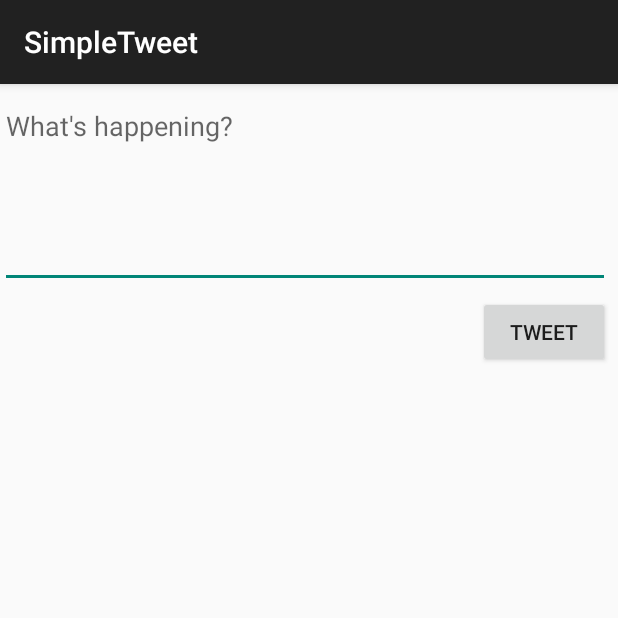
After one commit to AndrejsinD/twitter, an Android app: the ComposeActivity screen opened directly, with no data from a screen before it, on a phone screen of 412 x 824 dp, the top half of it. The commit adds this screen. Run offline under Robolectric (Android 15) with nearby library versions, the phone set to English and light mode, and no system bars; our stand-ins replace Room's generated code; libraries missing offline, so code that uses them is left out: com.codepath.asynchttpclient, com.facebook.stetho, org.parceler; 1 statement that could not run was skipped.

Commit message:
Finished required stories + walkthrough

```diff
--- a/app/build.gradle
+++ b/app/build.gradle
@@ -52,4 +52,7 @@ dependencies {
     implementation 'com.facebook.stetho:stetho:1.5.1'
     implementation 'androidx.recyclerview:recyclerview:1.1.0'
     implementation 'androidx.swiperefreshlayout:swiperefreshlayout:1.0.0'
+
+    implementation 'org.parceler:parceler-api:1.1.12'
+    annotationProcessor 'org.parceler:parceler:1.1.12'
 }
--- a/app/src/main/AndroidManifest.xml
+++ b/app/src/main/AndroidManifest.xml
@@ -13,7 +13,8 @@
         android:icon="@drawable/ic_launcher"
         android:label="@string/app_name"
         android:theme="@style/AppTheme">
-        <activity android:name=".TimelineActivity"></activity>
+        <activity android:name=".ComposeActivity"></activity>
+        <activity android:name=".TimelineActivity" />
         <activity
             android:name=".LoginActivity"
             android:label="@string/app_name"
--- /dev/null
+++ b/app/src/main/java/com/codepath/apps/restclienttemplate/ComposeActivity.java
@@ -0,0 +1,83 @@
+package com.codepath.apps.restclienttemplate;
+
+import androidx.appcompat.app.AppCompatActivity;
+
+import android.content.Intent;
+import android.os.Bundle;
+import android.text.Editable;
+import android.util.Log;
+import android.view.View;
+import android.widget.Button;
+import android.widget.EditText;
+import android.widget.Toast;
+
+import com.codepath.apps.restclienttemplate.models.Tweet;
+import com.codepath.asynchttpclient.callback.JsonHttpResponseHandler;
+
+import org.json.JSONException;
+import org.parceler.Parcels;
+
+import okhttp3.Headers;
+
+public class ComposeActivity extends AppCompatActivity {
+
+    public static final String TAG = "ComposeActivity";
+    public static final int MAX_TWEET_LENGTH = 140;
+
+    EditText etCompose;
+    Button btnTweet;
+
+    TwitterClient client;
+
+    @Override
+    protected void onCreate(Bundle savedInstanceState) {
+        super.onCreate(savedInstanceState);
+        setContentView(R.layout.activity_compose);
+
+        client = TwitterApp.getRestClient(this);
+
+        etCompose = findViewById(R.id.etCompose);
+        btnTweet = findViewById(R.id.btnTweet);
+
+        // Set click listener on button
+        btnTweet.setOnClickListener(new View.OnClickListener() {
+            @Override
+            public void onClick(View view) {
+                String tweetContent = etCompose.getText().toString();
+                if (tweetContent.isEmpty()){
+                    Toast.makeText(ComposeActivity.this, "Sorry, your tweet cannot be empty", Toast.LENGTH_LONG).show();
+                    return;
+                }
+                if (tweetContent.length() > MAX_TWEET_LENGTH){
+                    Toast.makeText(ComposeActivity.this, "Sorry, your tweet is too long", Toast.LENGTH_LONG).show();
+                    return;
+                }
+                Toast.makeText(ComposeActivity.this, tweetContent, Toast.LENGTH_LONG).show();
+                // Make and API call on Twitter to publish the tweet
+                client.publishTweet(tweetContent, new JsonHttpResponseHandler() {
+                    @Override
+                    public void onSuccess(int statusCode, Headers headers, JSON json) {
+                        Log.i(TAG,"onSuccess to publish tweet");
+                        try {
+                            Tweet tweet = Tweet.fromJson(json.jsonObject);
+                            Log.i(TAG, "Published tweet" + tweet.body);
+                            Intent intent = new Intent();
+                            intent.putExtra("tweet", Parcels.wrap(tweet));
+                            // set result code and bundle data for response
+                            setResult(RESULT_OK, intent);
+                            // closes the activity, pass data to parent
+                            finish();
+                        } catch (JSONException e) {
+                            e.printStackTrace();
+                        }
+                    }
+
+                    @Override
+                    public void onFailure(int statusCode, Headers headers, String response, Throwable throwable) {
+                        Log.e(TAG,"onFailure to publish tweet", throwable);
+                    }
+                });
+            }
+        });
+    }
+}
--- a/app/src/main/java/com/codepath/apps/restclienttemplate/models/Tweet.java
+++ b/app/src/main/java/com/codepath/apps/restclienttemplate/models/Tweet.java
@@ -3,15 +3,20 @@ package com.codepath.apps.restclienttemplate.models;
 import org.json.JSONArray;
 import org.json.JSONException;
 import org.json.JSONObject;
+import org.parceler.Parcel;
 
 import java.util.ArrayList;
 import java.util.List;
 
+@Parcel
 public class Tweet {
 
     public String body;
     public String createdAt;
     public User user;
+
+    // empty constructor needed by the Parceler library
+    public Tweet () {}
 
     public static Tweet fromJson(JSONObject jsonObject) throws JSONException {
         Tweet tweet = new Tweet();
--- a/app/src/main/java/com/codepath/apps/restclienttemplate/models/User.java
+++ b/app/src/main/java/com/codepath/apps/restclienttemplate/models/User.java
@@ -2,12 +2,16 @@ package com.codepath.apps.restclienttemplate.models;
 
 import org.json.JSONException;
 import org.json.JSONObject;
+import org.parceler.Parcel;
 
+@Parcel
 public class User {
 
     public String name;
     public String screenName;
     public String profileImageUrl;
+
+    public User () {}
 
     public static User fromJson(JSONObject jsonObject) throws JSONException {
         User user = new User();
--- /dev/null
+++ b/app/src/main/res/layout/activity_compose.xml
@@ -0,0 +1,33 @@
+<?xml version="1.0" encoding="utf-8"?>
+<RelativeLayout
+    xmlns:android="http://schemas.android.com/apk/res/android"
+    xmlns:app="http://schemas.android.com/apk/res-auto"
+    xmlns:tools="http://schemas.android.com/tools"
+    android:layout_width="match_parent"
+    android:layout_height="match_parent"
+    tools:context=".ComposeActivity">
+
+    <EditText
+        android:id="@+id/etCompose"
+        android:layout_width="match_parent"
+        android:layout_height="wrap_content"
+        android:layout_alignParentTop="true"
+        android:layout_alignParentEnd="true"
+        android:layout_marginTop="5dp"
+        android:layout_marginEnd="5dp"
+        android:ems="10"
+        android:gravity="start|top"
+        android:hint="@string/what_s_happening"
+        android:inputType="textMultiLine"
+        android:minLines="5" />
+
+    <Button
+        android:id="@+id/btnTweet"
+        android:layout_width="wrap_content"
+        android:layout_height="wrap_content"
+        android:layout_below="@+id/etCompose"
+        android:layout_alignParentEnd="true"
+        android:layout_marginTop="5dp"
+        android:layout_marginEnd="5dp"
+        android:text="@string/tweet" />
+</RelativeLayout>
--- a/app/src/main/res/values/strings.xml
+++ b/app/src/main/res/values/strings.xml
@@ -5,5 +5,7 @@
     <string name="login_label">Log in</string>
     <string name="intent_scheme">oauth</string>
     <string name="intent_host">cprest</string>
+    <string name="tweet">Tweet</string>
+    <string name="what_s_happening">What\'s happening?</string>
 
 </resources>
```
Also changed, not shown: app/src/main/java/com/codepath/apps/restclienttemplate/TimelineActivity.java (+41 -0 lines), app/src/main/java/com/codepath/apps/restclienttemplate/TwitterClient.java (+7 -1 lines), app/src/main/res/menu/menu_main.xml (added, +10 -0 lines).
